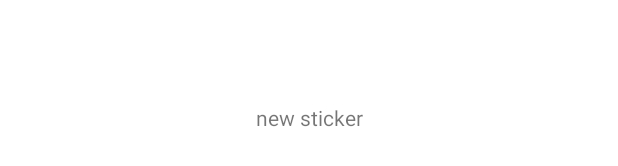
After one commit to XiaohuLee/NUMAD22Sp_Team25, an Android app: the layout activity_new_sticker.xml on its own in the app's theme, with its tools: preview values and no code run, on a phone screen of 412 x 824 dp. The commit adds this screen. Shown: the part 501-667 px from the top of the screen. Run offline under Robolectric (Android 15) with nearby library versions, the phone set to English and light mode, and no system bars.

Commit message:
save changes
Signed-off-by: FengqiQiao <qiao.fe@husky.neu.edu>

```diff
--- a/app/src/main/java/com/example/numad22sp_team25/Resource.java
+++ b/app/src/main/java/com/example/numad22sp_team25/Resource.java
@@ -1,6 +1,8 @@
 package com.example.numad22sp_team25;
 
 public class Resource {
+    public static final String SERVER_KEY = "key=AAAAJrUF7t0:APA91bGQk29x23e6kZ9c-qIKkzqThfxB_Kz4jjbPvV10wE8PT6exne4fWpR5HXxl2fgR3k7s-xbjMicTL8mbBRXeN-MX5Rial6oSkJBnTijrIcByEgj8hZK3xxh1YvTuQHXeTVeTEGaM";
+
     public static String[] emojiName = {
             "lol",
             "neutral",
--- a/app/src/main/java/com/example/numad22sp_team25/SendStickerWindow.java
+++ b/app/src/main/java/com/example/numad22sp_team25/SendStickerWindow.java
@@ -61,7 +61,7 @@ public class SendStickerWindow extends DialogFragment {
         View view = requireActivity().getLayoutInflater().inflate(R.layout.sticker_window, null);
         spinner = view.findViewById(R.id.stickerSpinner);
         spinner.setAdapter(new customizedSpinnerAdapter(getContext(), emojiName, emojiIcon));
-        builder.setView(view).setPositiveButton("Send Sticker", ((dialogInterface, i) -> stickerListener.windowClick(SendStickerWindow.this)));
+        builder.setView(view).setPositiveButton("Send Sticker", ((d, i) -> stickerListener.windowClick(SendStickerWindow.this)));
         return builder.create();
     }
 
--- /dev/null
+++ b/app/src/main/res/layout/activity_new_sticker.xml
@@ -0,0 +1,16 @@
+<?xml version="1.0" encoding="utf-8"?>
+<androidx.constraintlayout.widget.ConstraintLayout xmlns:android="http://schemas.android.com/apk/res/android"
+    xmlns:app="http://schemas.android.com/apk/res-auto"
+    android:layout_width="match_parent"
+    android:layout_height="match_parent">
+
+    <TextView
+        android:id="@+id/newSticker"
+        android:layout_width="wrap_content"
+        android:layout_height="wrap_content"
+        android:text="new sticker"
+        app:layout_constraintBottom_toBottomOf="parent"
+        app:layout_constraintEnd_toEndOf="parent"
+        app:layout_constraintStart_toStartOf="parent"
+        app:layout_constraintTop_toTopOf="parent" />
+</androidx.constraintlayout.widget.ConstraintLayout>
```
Also changed, not shown: app/src/main/java/com/example/numad22sp_team25/HomePageActivity.java (+98 -3 lines), app/src/main/java/com/example/numad22sp_team25/NewStickerActivity.java (added, +13 -0 lines).
